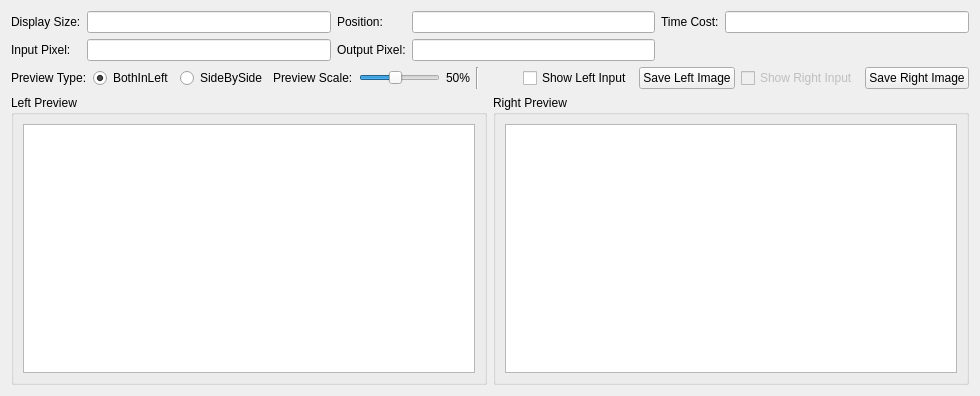
Before: the Qt Designer form script/verify_tool_app/ui/io_preview_ui.ui in FaiScofield/hwpq_verify, drawn with Qt 5.
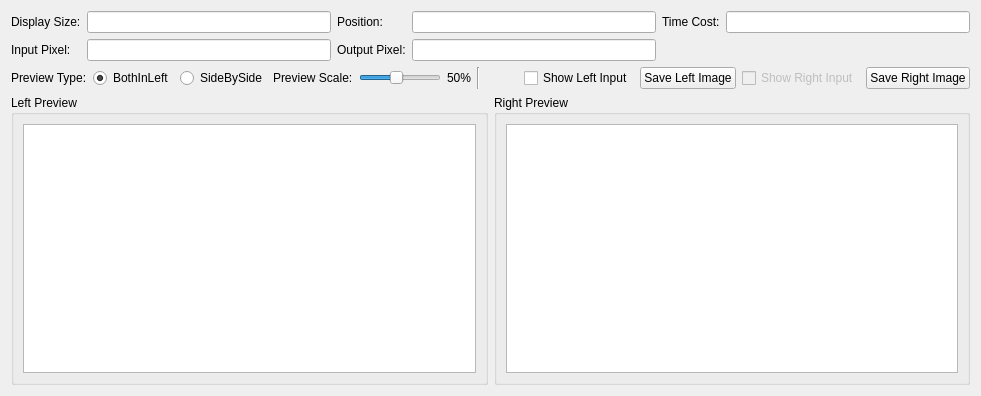
After: the same form once the commit is applied.

The edit to the form file:
```diff
--- a/script/verify_tool_app/ui/io_preview_ui.ui
+++ b/script/verify_tool_app/ui/io_preview_ui.ui
@@ -6,7 +6,7 @@
    <rect>
     <x>0</x>
     <y>0</y>
-    <width>980</width>
+    <width>981</width>
     <height>396</height>
    </rect>
   </property>
@@ -144,6 +144,18 @@
      </item>
      <item>
       <widget class="QSlider" name="slider_preview_scale">
+       <property name="sizePolicy">
+        <sizepolicy hsizetype="Expanding" vsizetype="Fixed">
+         <horstretch>0</horstretch>
+         <verstretch>0</verstretch>
+        </sizepolicy>
+       </property>
+       <property name="minimumSize">
+        <size>
+         <width>40</width>
+         <height>0</height>
+        </size>
+       </property>
        <property name="toolTip">
         <string>预览缩放比例</string>
        </property>
@@ -275,7 +287,7 @@
         <item>
          <widget class="QGraphicsView" name="graphicsView_right">
           <property name="sizePolicy">
-           <sizepolicy hsizetype="Expanding" vsizetype="Expanding">
+           <sizepolicy hsizetype="MinimumExpanding" vsizetype="Expanding">
             <horstretch>1</horstretch>
             <verstretch>1</verstretch>
            </sizepolicy>
```
Left out of the diff: 6 changed lines with no effect on the pictures.
